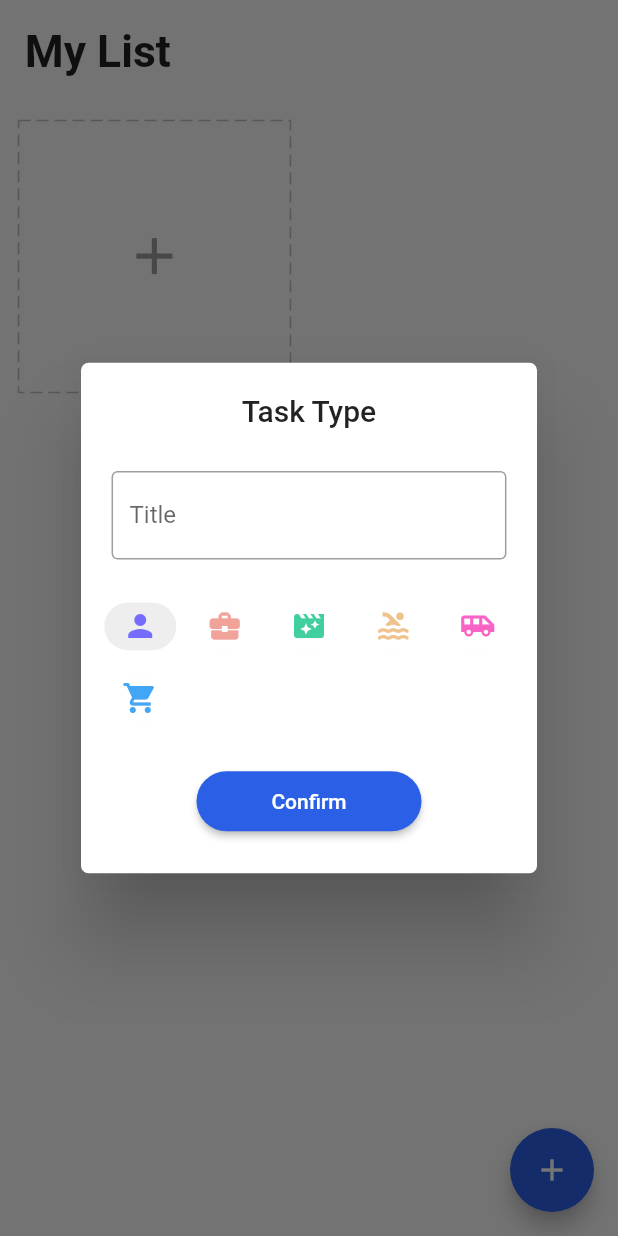
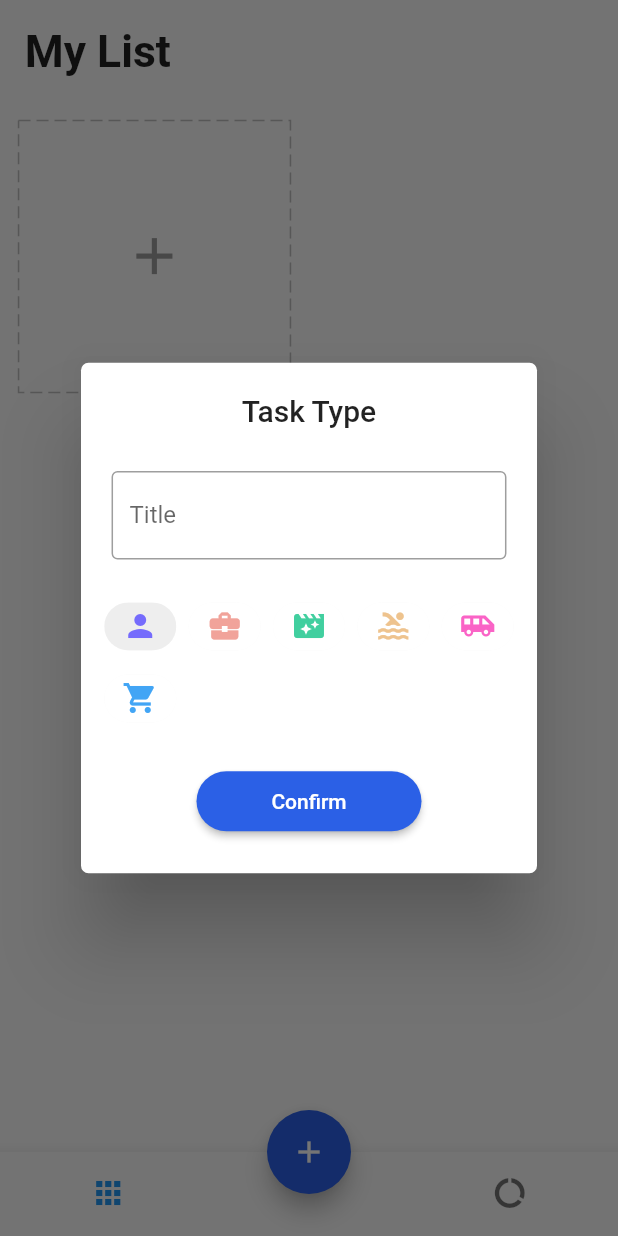
Before and after one commit to omerbasarozguven/flutter_getx_todoapp, a Flutter app: the screen it shows after launch, after a tap on the "add" icon, on a phone screen of 412 x 824 dp. Run offline on Flutter 3.47's test engine with Material 2 defaults, Android fonts, the light colour scheme and no system bars; drawn by our look-alikes of dotted_border; our stand-ins replace equatable, flutter_easyloading, get, get_storage, step_progress_indicator.

Commit message:
tuturial complete

```diff
--- a/lib/app/modules/detail/view.dart
+++ b/lib/app/modules/detail/view.dart
@@ -15,7 +15,9 @@ class DetailPage extends StatelessWidget {
   Widget build(BuildContext context) {
     var task = homeCtrl.task.value!;
     var color = HexColor.fromHex(task.color);
-    return Scaffold(
+    return WillPopScope(
+      onWillPop: () async => false,
+      child: Scaffold(
         body: Form(
           key: homeCtrl.formKey,
           child: ListView(
@@ -120,7 +122,8 @@ class DetailPage extends StatelessWidget {
                     suffixIcon: IconButton(
                       onPressed: () {
                         if (homeCtrl.formKey.currentState!.validate()) {
-                        var success = homeCtrl.addTodo(homeCtrl.editCtrl.text);
+                          var success =
+                              homeCtrl.addTodo(homeCtrl.editCtrl.text);
                           if (success) {
                             EasyLoading.showSuccess(
                                 'Kendine yeni is kitledin. H.O.');
@@ -147,6 +150,7 @@ class DetailPage extends StatelessWidget {
             ],
           ),
         ),
+      ),
     );
   }
 }
--- a/lib/app/modules/home/controller.dart
+++ b/lib/app/modules/home/controller.dart
@@ -16,6 +16,7 @@ class HomeController extends GetxController {
   final task = Rx<Task?>(null);
   final doingTodos = <dynamic>[].obs;
   final doneTodos = <dynamic>[].obs;
+  final tabIndex = 0.obs;
 
   @override
   void onInit() {
@@ -151,4 +152,32 @@ class HomeController extends GetxController {
     }
     return result;
   }
+
+  void changeTabIndex(int value) {
+    tabIndex.value = value;
+  }
+
+  int getTotalTask() {
+    var result = 0;
+    for (int i = 0; i < tasks.length; i++) {
+      if (tasks[i].todos != null) {
+        result += tasks[i].todos!.length;
+      }
+    }
+    return result;
+  }
+
+  int getTotalDoneTask() {
+    var result = 0;
+    for (int i = 0; i < tasks.length; i++) {
+      if (tasks[i].todos != null) {
+        for (int j = 0; j < tasks[i].todos!.length; j++) {
+          if (tasks[i].todos![j]['done']) {
+            result += 1;
+          }
+        }
+      }
+    }
+    return result;
+  }
 }
--- a/lib/app/modules/home/view.dart
+++ b/lib/app/modules/home/view.dart
@@ -7,6 +7,7 @@ import 'package:flutter_getx_todoapp/app/modules/home/controller.dart';
 import 'package:flutter_getx_todoapp/app/modules/home/widgets/add_card.dart';
 import 'package:flutter_getx_todoapp/app/modules/home/widgets/add_dialog.dart';
 import 'package:flutter_getx_todoapp/app/modules/home/widgets/task_card.dart';
+import 'package:flutter_getx_todoapp/app/report/view.dart';
 import 'package:get/get.dart';
 
 class HomePage extends GetView<HomeController> {
@@ -15,7 +16,11 @@ class HomePage extends GetView<HomeController> {
   @override
   Widget build(BuildContext context) {
     return Scaffold(
-      body: SafeArea(
+      body: Obx(
+        () => IndexedStack(
+          index: controller.tabIndex.value,
+          children: [
+            SafeArea(
               child: ListView(
                 children: [
                   Padding(
@@ -41,10 +46,12 @@ class HomePage extends GetView<HomeController> {
                                   opacity: 0.8,
                                   child: TaskCard(task: element),
                                 ),
-                          onDragStarted: () => controller.changeDeleting(true),
+                                onDragStarted: () =>
+                                    controller.changeDeleting(true),
                                 onDraggableCanceled: (_, __) =>
                                     controller.changeDeleting(false),
-                          onDragEnd: (_) => controller.changeDeleting(false),
+                                onDragEnd: (_) =>
+                                    controller.changeDeleting(false),
                                 data: element,
                                 child: TaskCard(task: element),
                               ),
@@ -57,6 +64,10 @@ class HomePage extends GetView<HomeController> {
                 ],
               ),
             ),
+            ReportPage(),
+          ],
+        ),
+      ),
       floatingActionButton: DragTarget<Task>(
         builder: (_, __, ___) {
           return Obx(
@@ -66,7 +77,8 @@ class HomePage extends GetView<HomeController> {
                 if (controller.tasks.isNotEmpty) {
                   Get.to(() => AddDialog(), transition: Transition.downToUp);
                 } else {
-                  EasyLoading.showInfo('Once bi task type mi yaratsan acaba, nasi fikir ?');
+                  EasyLoading.showInfo(
+                      'Once bi task type mi yaratsan acaba, nasi fikir ?');
                 }
               },
               child: Icon(controller.deleting.value ? Icons.delete : Icons.add),
@@ -78,6 +90,37 @@ class HomePage extends GetView<HomeController> {
           EasyLoading.showSuccess('Usengec pezevenk');
         },
       ),
+      floatingActionButtonLocation: FloatingActionButtonLocation.centerDocked,
+      bottomNavigationBar: Theme(
+        data: ThemeData(
+          splashColor: Colors.transparent,
+          highlightColor: Colors.transparent,
+        ),
+        child: Obx(
+          () => BottomNavigationBar(
+            onTap: (int index) => controller.changeTabIndex(index),
+            currentIndex: controller.tabIndex.value,
+            showSelectedLabels: false,
+            showUnselectedLabels: false,
+            items: [
+              BottomNavigationBarItem(
+                label: 'Home',
+                icon: Padding(
+                  padding: EdgeInsets.only(right: 15.0.wp),
+                  child: const Icon(Icons.apps),
+                ),
+              ),
+              BottomNavigationBarItem(
+                label: 'Report',
+                icon: Padding(
+                  padding: EdgeInsets.only(left: 15.0.wp),
+                  child: const Icon(Icons.data_usage),
+                ),
+              ),
+            ],
+          ),
+        ),
+      ),
     );
   }
 }
--- a/lib/app/modules/home/widgets/add_dialog.dart
+++ b/lib/app/modules/home/widgets/add_dialog.dart
@@ -10,7 +10,9 @@ class AddDialog extends StatelessWidget {
 
   @override
   Widget build(BuildContext context) {
-    return Scaffold(
+    return WillPopScope(
+      onWillPop: () async => false,
+      child: Scaffold(
         body: Form(
           key: homeCtrl.formKey,
           child: ListView(
@@ -48,7 +50,8 @@ class AddDialog extends StatelessWidget {
                               Get.back();
                               homeCtrl.changeTask(null);
                             } else {
-                            EasyLoading.showError('Kac kere daha eklicen ayni boku SIVRI ZEKA');
+                              EasyLoading.showError(
+                                  'Kac kere daha eklicen ayni boku SIVRI ZEKA');
                             }
                             homeCtrl.editCtrl.clear();
                           }
@@ -158,6 +161,7 @@ class AddDialog extends StatelessWidget {
             ],
           ),
         ),
+      ),
     );
   }
 }
--- /dev/null
+++ b/lib/app/report/view.dart
@@ -0,0 +1,156 @@
+import 'package:flutter/material.dart';
+import 'package:flutter_getx_todoapp/app/core/utils/extensions.dart';
+import 'package:flutter_getx_todoapp/app/core/values/colors.dart';
+import 'package:flutter_getx_todoapp/app/modules/home/controller.dart';
+import 'package:get/get.dart';
+import 'package:intl/intl.dart';
+import 'package:step_progress_indicator/step_progress_indicator.dart';
+
+class ReportPage extends StatelessWidget {
+  ReportPage({super.key});
+  final homeCtrl = Get.find<HomeController>();
+
+  @override
+  Widget build(BuildContext context) {
+    return Scaffold(
+      body: SafeArea(
+        child: Obx(
+          () {
+            var createdTasks = homeCtrl.getTotalTask();
+            var completedTasks = homeCtrl.getTotalDoneTask();
+            var liveTasks = createdTasks - completedTasks;
+            var percent =
+                (completedTasks / createdTasks * 100).toStringAsFixed(0);
+            return ListView(
+              children: [
+                Padding(
+                  padding: EdgeInsets.all(4.0.wp),
+                  child: Text(
+                    'My Report',
+                    style: TextStyle(
+                      fontSize: 2.4.sp,
+                      fontWeight: FontWeight.bold,
+                    ),
+                  ),
+                ),
+                Padding(
+                  padding: EdgeInsets.symmetric(horizontal: 4.0.wp),
+                  child: Text(
+                    DateFormat.yMMMMd().format(DateTime.now()),
+                    style: TextStyle(
+                      fontSize: 1.4.sp,
+                      color: Colors.grey,
+                    ),
+                  ),
+                ),
+                Padding(
+                  padding: EdgeInsets.symmetric(
+                    vertical: 3.0.wp,
+                    horizontal: 4.0.wp,
+                  ),
+                  child: const Divider(
+                    thickness: 2,
+                  ),
+                ),
+                Padding(
+                  padding: EdgeInsets.symmetric(
+                    vertical: 3.0.wp,
+                    horizontal: 5.0.wp,
+                  ),
+                  child: Row(
+                    mainAxisAlignment: MainAxisAlignment.spaceBetween,
+                    children: [
+                      _buildStatus(Colors.green, liveTasks, 'Live Tasks'),
+                      _buildStatus(Colors.orange, completedTasks, 'Completed'),
+                      _buildStatus(Colors.blue, createdTasks, 'Created'),
+                    ],
+                  ),
+                ),
+                SizedBox(height: 8.0.wp),
+                UnconstrainedBox(
+                  child: SizedBox(
+                    width: 70.0.wp,
+                    height: 70.0.wp,
+                    child: CircularStepProgressIndicator(
+                      totalSteps: createdTasks == 0 ? 1 : createdTasks,
+                      currentStep: completedTasks,
+                      stepSize: 20,
+                      selectedColor: green,
+                      unselectedColor: Colors.grey[200],
+                      padding: 0,
+                      width: 150,
+                      height: 150,
+                      selectedStepSize: 22,
+                      roundedCap: (_, __) => true,
+                      child: Column(
+                        mainAxisAlignment: MainAxisAlignment.center,
+                        children: [
+                          Text(
+                            '${createdTasks == 0 ? 0 : percent} %',
+                            style: TextStyle(
+                              fontWeight: FontWeight.bold,
+                              fontSize: 2.0.sp,
+                            ),
+                          ),
+                          SizedBox(height: 1.0.wp),
+                          Text(
+                            'Efficiency',
+                            style: TextStyle(
+                              color: Colors.grey,
+                              fontWeight: FontWeight.bold,
+                              fontSize: 1.2.sp,
+                            ),
+                          ),
+                        ],
+                      ),
+                    ),
+                  ),
+                ),
+              ],
+            );
+          },
+        ),
+      ),
+    );
+  }
+
+  Row _buildStatus(Color color, int number, String text) {
+    return Row(
+      crossAxisAlignment: CrossAxisAlignment.start,
+      children: [
+        Container(
+          height: 3.0.wp,
+          width: 3.0.wp,
+          decoration: BoxDecoration(
+            shape: BoxShape.circle,
+            border: Border.all(
+              width: 0.5.wp,
+              color: color,
+            ),
+          ),
+        ),
+        SizedBox(width: 3.0.wp),
+        Column(
+          crossAxisAlignment: CrossAxisAlignment.start,
+          children: [
+            Text(
+              '$number',
+              style: TextStyle(
+                fontWeight: FontWeight.bold,
+                fontSize: 1.6.sp,
+              ),
+            ),
+            SizedBox(height: 2.0.wp),
+            Text(
+              text,
+              style: TextStyle(
+                fontSize: 1.2.sp,
+                color: Colors.grey,
+              ),
+            ),
+          ],
+        ),
+      ],
+    );
+  }
+}
--- a/pubspec.yaml
+++ b/pubspec.yaml
@@ -41,6 +41,7 @@ dependencies:
   flutter_easyloading: ^3.0.5
   dotted_border: ^2.0.0+3
   step_progress_indicator: ^1.0.2
+  intl: ^0.18.1
 
 dev_dependencies:
   flutter_test:
```
Also changed, not shown: pubspec.lock. Lines whose indentation alone changed are shown as unchanged.
